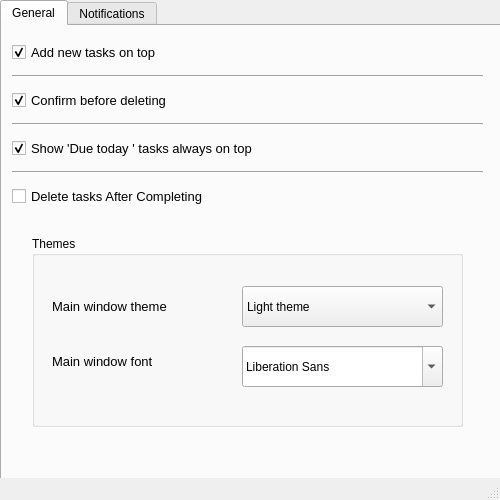
Qt form App/SettingWindow.ui (BadrGello/Task-Management-App) before a commit.
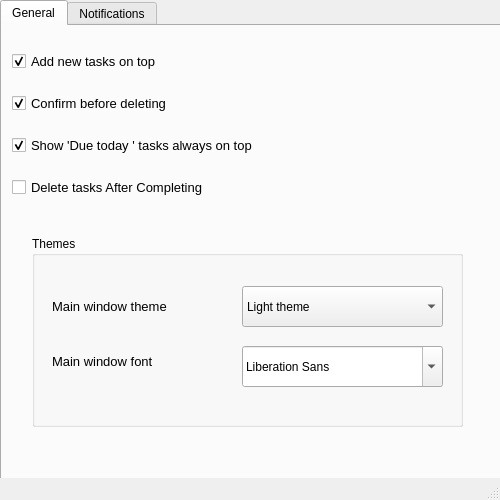
The same form after that commit. The open tabs and pages were chosen to show the change.

Diff of the .ui file:
```diff
--- a/App/SettingWindow.ui
+++ b/App/SettingWindow.ui
@@ -76,13 +76,6 @@
          </property>
         </widget>
        </item>
-       <item>
-        <widget class="Line" name="line1">
-         <property name="orientation">
-          <enum>Qt::Horizontal</enum>
-         </property>
-        </widget>
-       </item>
        <item>
         <widget class="QCheckBox" name="ConfirmDel">
          <property name="font">
@@ -98,13 +91,6 @@
          </property>
         </widget>
        </item>
-       <item>
-        <widget class="Line" name="line2">
-         <property name="orientation">
-          <enum>Qt::Horizontal</enum>
-         </property>
-        </widget>
-       </item>
        <item>
         <widget class="QCheckBox" name="TodayOnTop">
          <property name="font">
@@ -120,13 +106,6 @@
          </property>
         </widget>
        </item>
-       <item>
-        <widget class="Line" name="line3">
-         <property name="orientation">
-          <enum>Qt::Horizontal</enum>
-         </property>
-        </widget>
-       </item>
        <item>
         <widget class="QCheckBox" name="DelAfterComplete">
          <property name="font">
```
Left out of the diff: 13 changed lines with no effect on the pictures.
